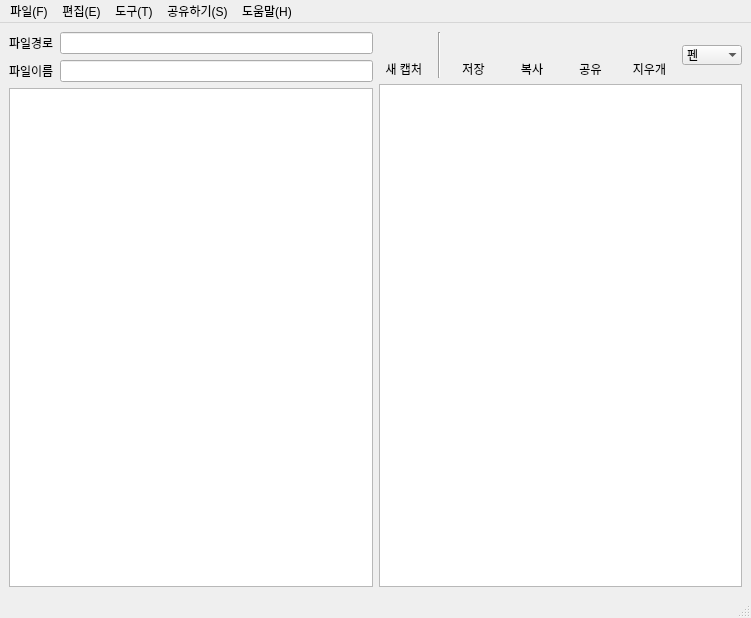
This is ui/capture.ui in jeongjeongguk/ADB_pyQT5 as Qt 5 draws it before an edit. The edited form follows.
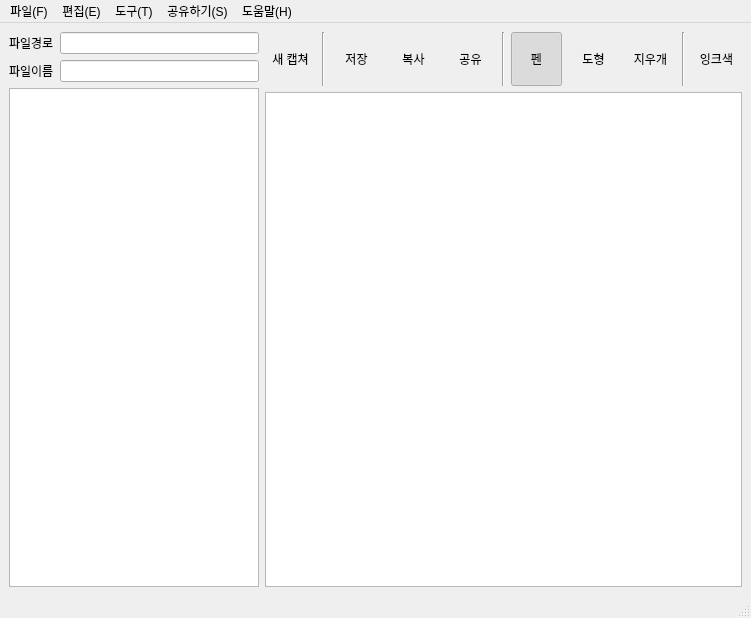
This is the edited form. Icons and pictures are not drawn.

Diff of the .ui file:
```diff
--- a/ui/capture.ui
+++ b/ui/capture.ui
@@ -61,13 +61,26 @@
      </layout>
     </item>
     <item>
-     <layout class="QVBoxLayout" name="verticalLayout_7">
-      <item>
-       <layout class="QHBoxLayout" name="horizontalLayout">
-        <item>
          <layout class="QVBoxLayout" name="verticalLayout">
           <item>
-           <widget class="QPushButton" name="pushButton">
+       <layout class="QHBoxLayout" name="horizontalLayout">
+        <item>
+         <widget class="QToolButton" name="NewCapture">
+          <property name="minimumSize">
+           <size>
+            <width>51</width>
+            <height>54</height>
+           </size>
+          </property>
+          <property name="maximumSize">
+           <size>
+            <width>51</width>
+            <height>54</height>
+           </size>
+          </property>
+          <property name="mouseTracking">
+           <bool>true</bool>
+          </property>
             <property name="contextMenuPolicy">
              <enum>Qt::CustomContextMenu</enum>
             </property>
@@ -75,7 +88,7 @@
              <enum>Qt::LeftToRight</enum>
             </property>
             <property name="text">
-             <string/>
+           <string>새 캡쳐</string>
             </property>
             <property name="icon">
              <iconset resource="capture.qrc">
@@ -90,25 +103,13 @@
             <property name="autoRepeat">
              <bool>false</bool>
             </property>
-            <property name="default">
-             <bool>false</bool>
-            </property>
-            <property name="flat">
+          <property name="toolButtonStyle">
+           <enum>Qt::ToolButtonTextUnderIcon</enum>
+          </property>
+          <property name="autoRaise">
              <bool>true</bool>
             </property>
            </widget>
-          </item>
-          <item>
-           <widget class="QLabel" name="label_3">
-            <property name="text">
-             <string>새 캡처 </string>
-            </property>
-            <property name="alignment">
-             <set>Qt::AlignCenter</set>
-            </property>
-           </widget>
-          </item>
-         </layout>
         </item>
         <item>
          <widget class="Line" name="line">
@@ -118,11 +119,24 @@
          </widget>
         </item>
         <item>
-         <layout class="QVBoxLayout" name="verticalLayout_3">
-          <item>
-           <widget class="QPushButton" name="pushButton_2">
+         <widget class="QToolButton" name="Save">
+          <property name="minimumSize">
+           <size>
+            <width>51</width>
+            <height>54</height>
+           </size>
+          </property>
+          <property name="maximumSize">
+           <size>
+            <width>51</width>
+            <height>54</height>
+           </size>
+          </property>
+          <property name="mouseTracking">
+           <bool>true</bool>
+          </property>
             <property name="text">
-             <string/>
+           <string>저장</string>
             </property>
             <property name="icon">
              <iconset resource="capture.qrc">
@@ -135,29 +149,33 @@
               <height>30</height>
              </size>
             </property>
-            <property name="flat">
+          <property name="toolButtonStyle">
+           <enum>Qt::ToolButtonTextUnderIcon</enum>
+          </property>
+          <property name="autoRaise">
              <bool>true</bool>
             </property>
            </widget>
           </item>
           <item>
-           <widget class="QLabel" name="label_4">
-            <property name="text">
-             <string>저장</string>
-            </property>
-            <property name="alignment">
-             <set>Qt::AlignCenter</set>
-            </property>
-           </widget>
-          </item>
-         </layout>
-        </item>
-        <item>
-         <layout class="QVBoxLayout" name="verticalLayout_4">
-          <item>
-           <widget class="QPushButton" name="pushButton_3">
+         <widget class="QToolButton" name="Copy">
+          <property name="minimumSize">
+           <size>
+            <width>51</width>
+            <height>54</height>
+           </size>
+          </property>
+          <property name="maximumSize">
+           <size>
+            <width>51</width>
+            <height>54</height>
+           </size>
+          </property>
+          <property name="mouseTracking">
+           <bool>true</bool>
+          </property>
             <property name="text">
-             <string/>
+           <string>복사</string>
             </property>
             <property name="icon">
              <iconset resource="capture.qrc">
@@ -169,32 +187,36 @@
               <height>30</height>
              </size>
             </property>
-            <property name="flat">
+          <property name="toolButtonStyle">
+           <enum>Qt::ToolButtonTextUnderIcon</enum>
+          </property>
+          <property name="autoRaise">
              <bool>true</bool>
             </property>
            </widget>
           </item>
           <item>
-           <widget class="QLabel" name="label_5">
-            <property name="text">
-             <string>복사</string>
-            </property>
-            <property name="alignment">
-             <set>Qt::AlignCenter</set>
-            </property>
-           </widget>
-          </item>
-         </layout>
-        </item>
-        <item>
-         <layout class="QVBoxLayout" name="verticalLayout_5">
-          <item>
-           <widget class="QPushButton" name="pushButton_4">
+         <widget class="QToolButton" name="Share">
+          <property name="minimumSize">
+           <size>
+            <width>51</width>
+            <height>54</height>
+           </size>
+          </property>
+          <property name="maximumSize">
+           <size>
+            <width>51</width>
+            <height>54</height>
+           </size>
+          </property>
+          <property name="mouseTracking">
+           <bool>true</bool>
+          </property>
             <property name="whatsThis">
              <string/>
             </property>
             <property name="text">
-             <string/>
+           <string>공유</string>
             </property>
             <property name="icon">
              <iconset resource="capture.qrc">
@@ -206,118 +228,183 @@
               <height>25</height>
              </size>
             </property>
-            <property name="flat">
-             <bool>true</bool>
-            </property>
-           </widget>
-          </item>
-          <item>
-           <widget class="QLabel" name="label_6">
-            <property name="text">
-             <string>공유</string>
-            </property>
-            <property name="alignment">
-             <set>Qt::AlignCenter</set>
-            </property>
-           </widget>
-          </item>
-         </layout>
-        </item>
-        <item>
-         <layout class="QVBoxLayout" name="verticalLayout_6">
-          <item>
-           <widget class="QPushButton" name="pushButton_5">
-            <property name="text">
-             <string/>
-            </property>
-            <property name="icon">
-             <iconset resource="capture.qrc">
-              <normaloff>:/button/icons/ALCapture_0012.ico</normaloff>:/button/icons/ALCapture_0012.ico</iconset>
-            </property>
-            <property name="iconSize">
-             <size>
-              <width>30</width>
-              <height>30</height>
-             </size>
-            </property>
-            <property name="flat">
+          <property name="toolButtonStyle">
+           <enum>Qt::ToolButtonTextUnderIcon</enum>
+          </property>
+          <property name="autoRaise">
              <bool>true</bool>
             </property>
            </widget>
           </item>
           <item>
-           <widget class="QLabel" name="label_7">
-            <property name="text">
-             <string>지우개</string>
-            </property>
-            <property name="alignment">
-             <set>Qt::AlignCenter</set>
-            </property>
-           </widget>
-          </item>
-         </layout>
-        </item>
+         <widget class="Line" name="line_2">
+          <property name="orientation">
+           <enum>Qt::Vertical</enum>
+          </property>
+         </widget>
+        </item>
         <item>
-         <widget class="QComboBox" name="comboBox">
-          <property name="enabled">
-           <bool>true</bool>
-          </property>
-          <property name="baseSize">
+         <widget class="QToolButton" name="Pen">
+          <property name="minimumSize">
            <size>
-            <width>0</width>
-            <height>0</height>
+            <width>51</width>
+            <height>54</height>
            </size>
           </property>
-          <property name="autoFillBackground">
-           <bool>false</bool>
-          </property>
-          <property name="inputMethodHints">
-           <set>Qt::ImhNone</set>
-          </property>
-          <property name="editable">
-           <bool>false</bool>
-          </property>
-          <property name="insertPolicy">
-           <enum>QComboBox::NoInsert</enum>
-          </property>
-          <property name="sizeAdjustPolicy">
-           <enum>QComboBox::AdjustToContentsOnFirstShow</enum>
-          </property>
-          <property name="iconSize">
+          <property name="maximumSize">
            <size>
-            <width>30</width>
-            <height>30</height>
+            <width>51</width>
+            <height>54</height>
            </size>
           </property>
-          <property name="duplicatesEnabled">
-           <bool>false</bool>
+          <property name="mouseTracking">
+           <bool>true</bool>
           </property>
-          <property name="frame">
-           <bool>false</bool>
-          </property>
-          <property name="modelColumn">
-           <number>0</number>
-          </property>
-          <item>
            <property name="text">
             <string>펜</string>
            </property>
            <property name="icon">
             <iconset resource="capture.qrc">
-             <normaloff>:/button/icons/ALCapture_0016.ico</normaloff>:/button/icons/ALCapture_0016.ico</iconset>
-           </property>
+            <normaloff>:/button/icons/ALCapture_0018.ico</normaloff>:/button/icons/ALCapture_0018.ico</iconset>
+          </property>
+          <property name="iconSize">
+           <size>
+            <width>32</width>
+            <height>32</height>
+           </size>
+          </property>
+          <property name="checkable">
+           <bool>true</bool>
+          </property>
+          <property name="checked">
+           <bool>true</bool>
+          </property>
+          <property name="autoExclusive">
+           <bool>true</bool>
+          </property>
+          <property name="toolButtonStyle">
+           <enum>Qt::ToolButtonTextUnderIcon</enum>
+          </property>
+          <property name="autoRaise">
+           <bool>true</bool>
+          </property>
+          <property name="arrowType">
+           <enum>Qt::NoArrow</enum>
+          </property>
+         </widget>
           </item>
           <item>
+         <widget class="QToolButton" name="quadrangle">
+          <property name="minimumSize">
+           <size>
+            <width>51</width>
+            <height>54</height>
+           </size>
+          </property>
+          <property name="maximumSize">
+           <size>
+            <width>51</width>
+            <height>54</height>
+           </size>
+          </property>
+          <property name="mouseTracking">
+           <bool>true</bool>
+          </property>
            <property name="text">
             <string>도형</string>
            </property>
            <property name="icon">
             <iconset resource="capture.qrc">
-             <normaloff>:/button/icons/ALCapture_0013.ico</normaloff>
-             <normalon>:/button/icons/ALCapture_0015.ico</normalon>:/button/icons/ALCapture_0013.ico</iconset>
-           </property>
+            <normaloff>:/button/icons/ALCapture_0015.ico</normaloff>:/button/icons/ALCapture_0015.ico</iconset>
+          </property>
+          <property name="iconSize">
+           <size>
+            <width>32</width>
+            <height>32</height>
+           </size>
+          </property>
+          <property name="checkable">
+           <bool>true</bool>
+          </property>
+          <property name="autoExclusive">
+           <bool>true</bool>
+          </property>
+          <property name="toolButtonStyle">
+           <enum>Qt::ToolButtonTextUnderIcon</enum>
+          </property>
+          <property name="autoRaise">
+           <bool>true</bool>
+          </property>
+         </widget>
           </item>
           <item>
+         <widget class="QToolButton" name="Eraser">
+          <property name="minimumSize">
+           <size>
+            <width>51</width>
+            <height>54</height>
+           </size>
+          </property>
+          <property name="maximumSize">
+           <size>
+            <width>51</width>
+            <height>54</height>
+           </size>
+          </property>
+          <property name="mouseTracking">
+           <bool>true</bool>
+          </property>
+          <property name="text">
+           <string>지우개</string>
+          </property>
+          <property name="icon">
+           <iconset resource="capture.qrc">
+            <normaloff>:/button/icons/ALCapture_0012.ico</normaloff>:/button/icons/ALCapture_0012.ico</iconset>
+          </property>
+          <property name="iconSize">
+           <size>
+            <width>30</width>
+            <height>30</height>
+           </size>
+          </property>
+          <property name="checkable">
+           <bool>true</bool>
+          </property>
+          <property name="autoExclusive">
+           <bool>true</bool>
+          </property>
+          <property name="toolButtonStyle">
+           <enum>Qt::ToolButtonTextUnderIcon</enum>
+          </property>
+          <property name="autoRaise">
+           <bool>true</bool>
+          </property>
+         </widget>
+        </item>
+        <item>
+         <widget class="Line" name="line_3">
+          <property name="orientation">
+           <enum>Qt::Vertical</enum>
+          </property>
+         </widget>
+        </item>
+        <item>
+         <widget class="QToolButton" name="Color">
+          <property name="minimumSize">
+           <size>
+            <width>51</width>
+            <height>54</height>
+           </size>
+          </property>
+          <property name="maximumSize">
+           <size>
+            <width>51</width>
+            <height>54</height>
+           </size>
+          </property>
+          <property name="mouseTracking">
+           <bool>true</bool>
+          </property>
            <property name="text">
             <string>잉크색</string>
            </property>
@@ -325,13 +412,27 @@
             <iconset resource="capture.qrc">
              <normaloff>:/button/icons/mspaint_0001.ico</normaloff>:/button/icons/mspaint_0001.ico</iconset>
            </property>
-          </item>
+          <property name="iconSize">
+           <size>
+            <width>32</width>
+            <height>32</height>
+           </size>
+          </property>
+          <property name="toolButtonStyle">
+           <enum>Qt::ToolButtonTextUnderIcon</enum>
+          </property>
+          <property name="autoRaise">
+           <bool>true</bool>
+          </property>
          </widget>
         </item>
        </layout>
       </item>
       <item>
        <widget class="QGraphicsView" name="graphicsView">
+        <property name="mouseTracking">
+         <bool>true</bool>
+        </property>
         <property name="whatsThis">
          <string/>
         </property>
@@ -503,31 +604,52 @@
    </property>
   </action>
   <action name="action1pt">
+   <property name="checkable">
+    <bool>true</bool>
+   </property>
+   <property name="checked">
+    <bool>true</bool>
+   </property>
    <property name="text">
     <string>1pt</string>
    </property>
   </action>
   <action name="action2pt">
+   <property name="checkable">
+    <bool>true</bool>
+   </property>
    <property name="text">
     <string>2pt</string>
    </property>
   </action>
   <action name="action3pt">
+   <property name="checkable">
+    <bool>true</bool>
+   </property>
    <property name="text">
     <string>3pt</string>
    </property>
   </action>
   <action name="action4pt">
+   <property name="checkable">
+    <bool>true</bool>
+   </property>
    <property name="text">
     <string>4pt</string>
    </property>
   </action>
   <action name="action5pt">
+   <property name="checkable">
+    <bool>true</bool>
+   </property>
    <property name="text">
     <string>5pt</string>
    </property>
   </action>
   <action name="action6pt">
+   <property name="checkable">
+    <bool>true</bool>
+   </property>
    <property name="text">
     <string>6pt</string>
    </property>
```
Lines whose indentation alone changed are shown as unchanged.
